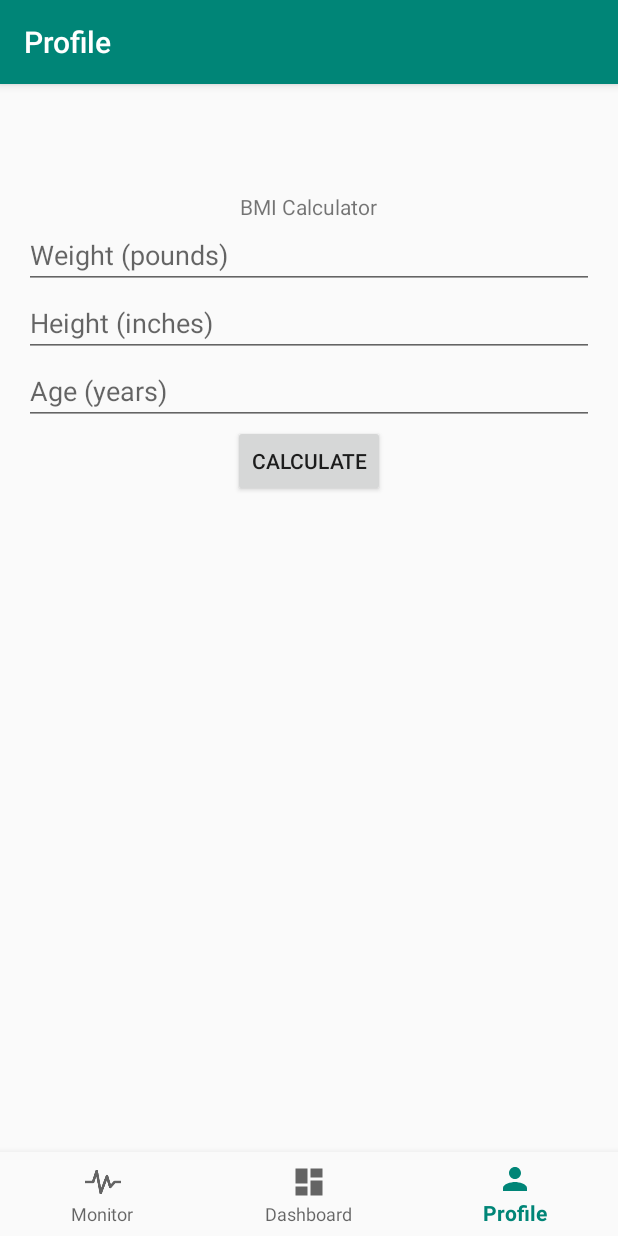
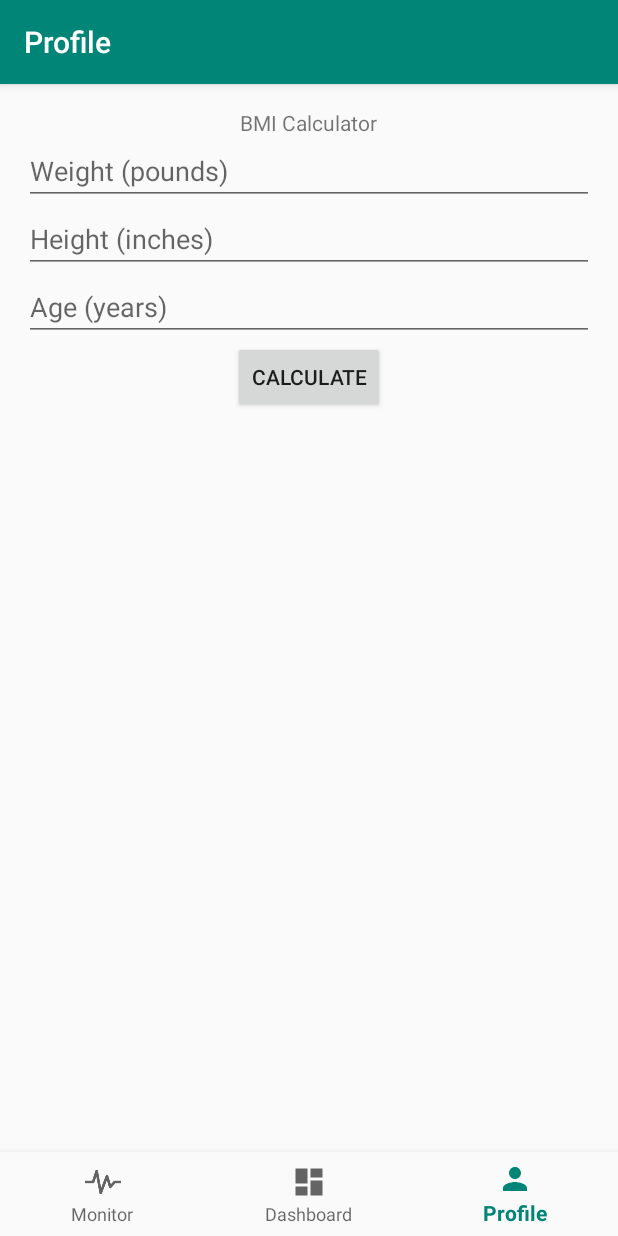
Before and after one commit to Zjjc123/Vitality, an Android app: the screen it shows after launch (MainActivity), item 3 of the bottom bar chosen, on a phone screen of 412 x 824 dp. Run offline under Robolectric (Android 15) with nearby library versions, the phone set to English and light mode, and no system bars; our stand-ins replace navigation-ui.

Commit message:
Removed top padding

```diff
--- a/app/src/main/res/layout/activity_main.xml
+++ b/app/src/main/res/layout/activity_main.xml
@@ -5,7 +5,7 @@
     android:id="@+id/container"
     android:layout_width="match_parent"
     android:layout_height="match_parent"
-    android:paddingTop="?attr/actionBarSize">
+    android:fitsSystemWindows="true">
 
     <fragment
         android:id="@+id/nav_host_fragment"
@@ -15,23 +15,19 @@
         app:defaultNavHost="true"
         app:layout_constraintBottom_toTopOf="@+id/nav_view"
         app:layout_constraintEnd_toEndOf="parent"
-        app:layout_constraintHorizontal_bias="0.0"
         app:layout_constraintStart_toStartOf="parent"
         app:layout_constraintTop_toTopOf="parent"
-        app:layout_constraintVertical_bias="0.0"
         app:navGraph="@navigation/mobile_navigation" />
 
     <com.google.android.material.bottomnavigation.BottomNavigationView
         android:id="@+id/nav_view"
         android:layout_width="0dp"
         android:layout_height="wrap_content"
-        android:layout_marginStart="0dp"
-        android:layout_marginEnd="0dp"
         android:background="?android:attr/windowBackground"
         app:layout_constraintBottom_toBottomOf="parent"
-        app:layout_constraintLeft_toLeftOf="parent"
-        app:layout_constraintRight_toRightOf="parent"
-        app:menu="@menu/bottom_nav_menu" >
+        app:layout_constraintEnd_toEndOf="parent"
+        app:layout_constraintStart_toStartOf="parent"
+        app:menu="@menu/bottom_nav_menu">
 
     </com.google.android.material.bottomnavigation.BottomNavigationView>
 
```
